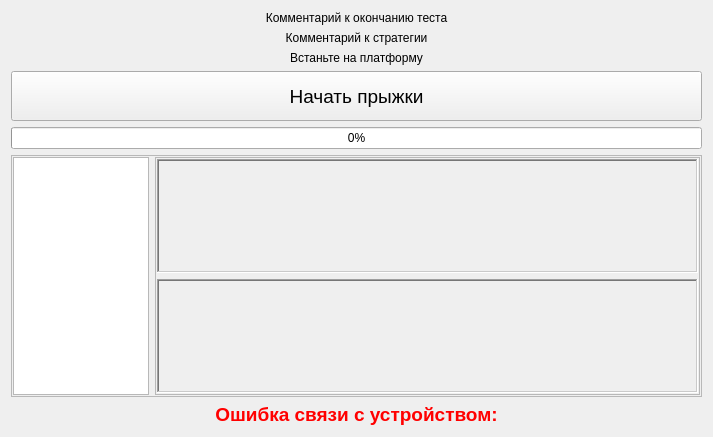
The window that metodics/jump_plate/jumpheighttest/jumpheighttestexecute.ui (grigp/a-analyser) describes before a commit, drawn with Qt 5.
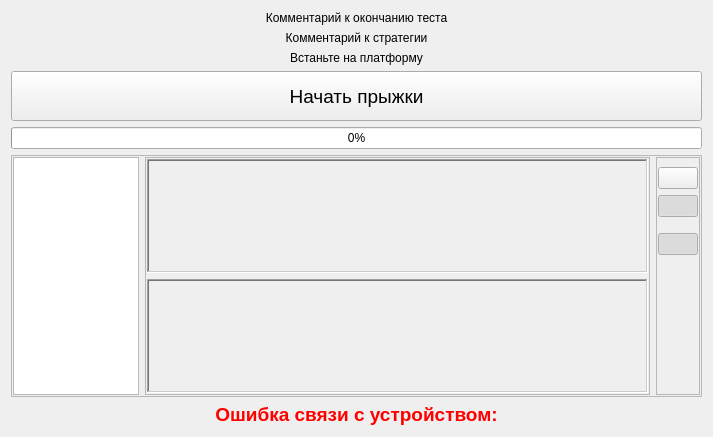
The same window after the commit. Icons and pictures are not drawn. Custom widgets are drawn as their Qt base class.

The edit to the form file:
```diff
--- a/metodics/jump_plate/jumpheighttest/jumpheighttestexecute.ui
+++ b/metodics/jump_plate/jumpheighttest/jumpheighttestexecute.ui
@@ -201,6 +201,146 @@
         </layout>
        </widget>
       </item>
+      <item>
+       <widget class="QFrame" name="frDiagTool">
+        <property name="frameShape">
+         <enum>QFrame::StyledPanel</enum>
+        </property>
+        <property name="frameShadow">
+         <enum>QFrame::Raised</enum>
+        </property>
+        <layout class="QVBoxLayout" name="verticalLayout_6">
+         <property name="leftMargin">
+          <number>1</number>
+         </property>
+         <property name="rightMargin">
+          <number>1</number>
+         </property>
+         <item>
+          <widget class="QPushButton" name="btnGraph">
+           <property name="toolTip">
+            <string>Показать в виде графика</string>
+           </property>
+           <property name="statusTip">
+            <string/>
+           </property>
+           <property name="text">
+            <string/>
+           </property>
+           <property name="icon">
+            <iconset resource="../../../kernel.qrc">
+             <normaloff>:/images/Dynamic/DynAsGraph.png</normaloff>:/images/Dynamic/DynAsGraph.png</iconset>
+           </property>
+           <property name="iconSize">
+            <size>
+             <width>20</width>
+             <height>20</height>
+            </size>
+           </property>
+           <property name="checkable">
+            <bool>true</bool>
+           </property>
+           <property name="checked">
+            <bool>false</bool>
+           </property>
+           <property name="autoExclusive">
+            <bool>true</bool>
+           </property>
+          </widget>
+         </item>
+         <item>
+          <widget class="QPushButton" name="btnBar">
+           <property name="toolTip">
+            <string>Показать в виде гистограммы</string>
+           </property>
+           <property name="statusTip">
+            <string/>
+           </property>
+           <property name="text">
+            <string/>
+           </property>
+           <property name="icon">
+            <iconset resource="../../../kernel.qrc">
+             <normaloff>:/images/Dynamic/DynAsBar.png</normaloff>:/images/Dynamic/DynAsBar.png</iconset>
+           </property>
+           <property name="iconSize">
+            <size>
+             <width>20</width>
+             <height>20</height>
+            </size>
+           </property>
+           <property name="checkable">
+            <bool>true</bool>
+           </property>
+           <property name="checked">
+            <bool>true</bool>
+           </property>
+           <property name="autoExclusive">
+            <bool>true</bool>
+           </property>
+          </widget>
+         </item>
+         <item>
+          <spacer name="verticalSpacer_2">
+           <property name="orientation">
+            <enum>Qt::Vertical</enum>
+           </property>
+           <property name="sizeType">
+            <enum>QSizePolicy::Fixed</enum>
+           </property>
+           <property name="sizeHint" stdset="0">
+            <size>
+             <width>20</width>
+             <height>10</height>
+            </size>
+           </property>
+          </spacer>
+         </item>
+         <item>
+          <widget class="QPushButton" name="btn3D">
+           <property name="toolTip">
+            <string>Объемное представление</string>
+           </property>
+           <property name="statusTip">
+            <string/>
+           </property>
+           <property name="text">
+            <string/>
+           </property>
+           <property name="icon">
+            <iconset resource="../../../kernel.qrc">
+             <normaloff>:/images/Dynamic/Dyn3D.png</normaloff>:/images/Dynamic/Dyn3D.png</iconset>
+           </property>
+           <property name="iconSize">
+            <size>
+             <width>20</width>
+             <height>20</height>
+            </size>
+           </property>
+           <property name="checkable">
+            <bool>true</bool>
+           </property>
+           <property name="checked">
+            <bool>true</bool>
+           </property>
+          </widget>
+         </item>
+         <item>
+          <spacer name="verticalSpacer">
+           <property name="orientation">
+            <enum>Qt::Vertical</enum>
+           </property>
+           <property name="sizeHint" stdset="0">
+            <size>
+             <width>20</width>
+             <height>105</height>
+            </size>
+           </property>
+          </spacer>
+         </item>
+        </layout>
+       </widget>
+      </item>
      </layout>
     </widget>
    </item>
```
Left out of the diff: 55 changed lines with no effect on the pictures.
